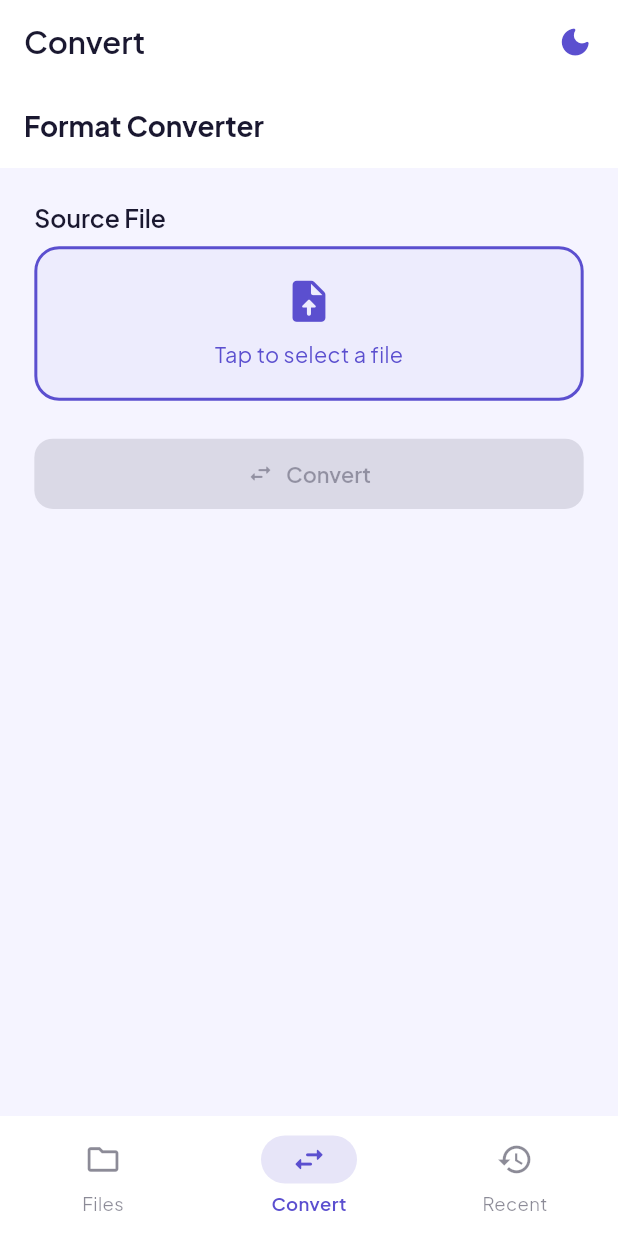
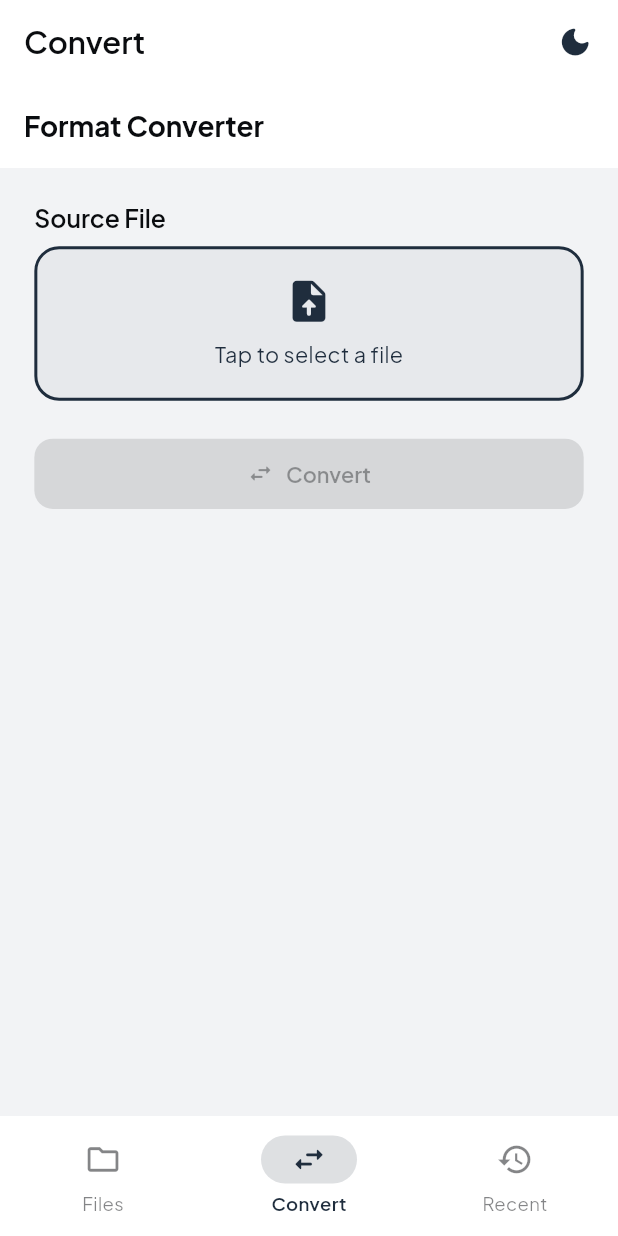
Before and after one commit to Gulshid/Pdf-Reader, a Flutter app: the screen it shows after launch, item 2 of the bottom bar chosen, on a phone screen of 412 x 824 dp. Run offline on Flutter 3.47's test engine with Material 3 defaults, Android fonts, the phone set to English and light mode, and no system bars; our stand-ins replace equatable, file_picker, flutter_bloc, flutter_screenutil, get_it, go_router and 5 more; missing offline and left inert: pdfx, syncfusion_flutter_pdf, syncfusion_flutter_pdfviewer; accounts and stored records are empty.

Commit message:
finally the app color is set

```diff
--- a/pdf_reader/lib/core/theme/app_theme.dart
+++ b/pdf_reader/lib/core/theme/app_theme.dart
@@ -1,25 +1,41 @@
+
+// ignore_for_file: unused_field
+
 import 'package:flutter/material.dart';
 import 'package:flutter_screenutil/flutter_screenutil.dart';
 import 'package:google_fonts/google_fonts.dart';
 
 abstract class AppTheme {
-  static const _primaryLight = Color(0xFF5B4FCF);
-  static const _primaryDark = Color(0xFF7C6FE8);
-  static const _surfaceLight = Color(0xFFF5F4FF);
-  static const _surfaceDark = Color(0xFF1A1830);
-  static const _cardLight = Color(0xFFFFFFFF);
-  static const _cardDark = Color(0xFF252340);
+
   static const _errorColor = Color(0xFFE53935);
 
+
+
+ static const _primaryLight = Color(0xFF1F2D3D);
+  static const _primaryDark  = Color(0xFF5A8FBF);
+  static const _surfaceLight = Color(0xFFF2F3F5);
+  static const _surfaceDark  = Color(0xFF080A0C);
+  static const _cardLight    = Color(0xFFFFFFFF);
+  static const _cardDark     = Color(0xFF111418);
+
+  // Accent colors (tags, badges, icons)
+  static const _accentALight = Color(0xFFE74C3C);
+  static const _accentADark  = Color(0xFFE74C3C);
+  static const _accentBLight = Color(0xFF3498DB);
+  static const _accentBDark  = Color(0xFF3498DB);
+
   static ThemeData get light => _build(Brightness.light);
-  static ThemeData get dark => _build(Brightness.dark);
+  static ThemeData get dark  => _build(Brightness.dark);
 
   static ThemeData _build(Brightness brightness) {
-    final isDark = brightness == Brightness.dark;
-    final primary = isDark ? _primaryDark : _primaryLight;
-    final surface = isDark ? _surfaceDark : _surfaceLight;
-    final card = isDark ? _cardDark : _cardLight;
-    final onSurface = isDark ? Colors.white : const Color(0xFF1A1830);
+    final isDark    = brightness == Brightness.dark;
+    final primary   = isDark ? _primaryDark  : _primaryLight;
+    final surface   = isDark ? _surfaceDark  : _surfaceLight;
+    final card      = isDark ? _cardDark     : _cardLight;
+    final onSurface = isDark
+        ? Color(0xFFE8EAED)
+        : Color(0xFF0A0C0F);
+
 
     final base = isDark ? ThemeData.dark() : ThemeData.light();
 
```
